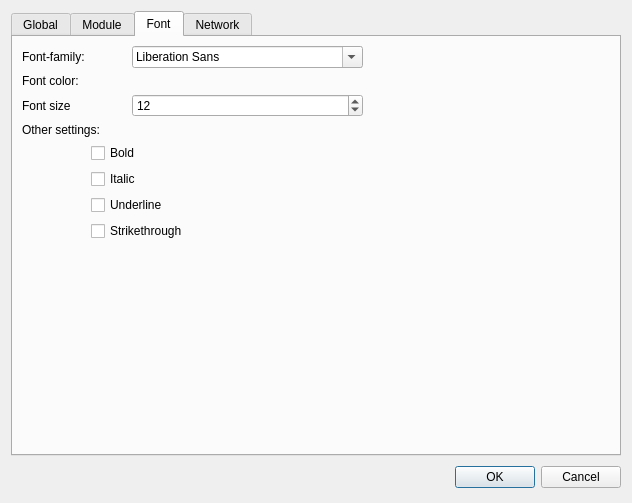
The window that src/dialogs/settings/settings.ui (axsapronov/QSopherim) describes before a commit, drawn with Qt 5.
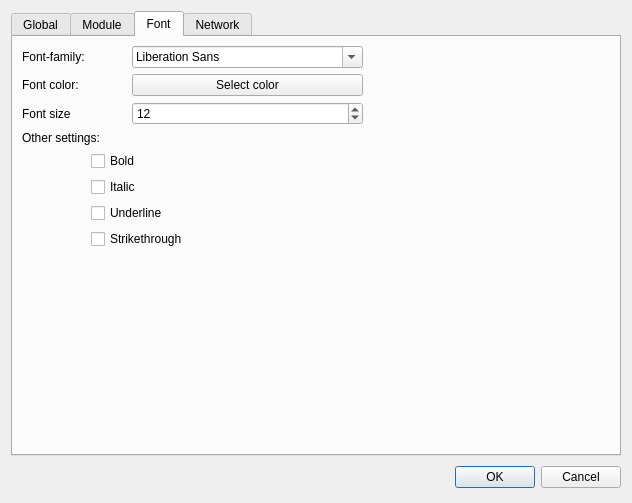
The same window after the commit.

Commit message: Add Q_UNUSED. Add color. othe

Patch:
```diff
--- a/src/dialogs/settings/settings.ui
+++ b/src/dialogs/settings/settings.ui
@@ -274,6 +274,13 @@
          </property>
         </spacer>
        </item>
+       <item row="1" column="3">
+        <widget class="QPushButton" name="pBColor">
+         <property name="text">
+          <string>Select color</string>
+         </property>
+        </widget>
+       </item>
       </layout>
      </widget>
      <widget class="QWidget" name="tab_2">
```
The commit also changes 15 other files.
